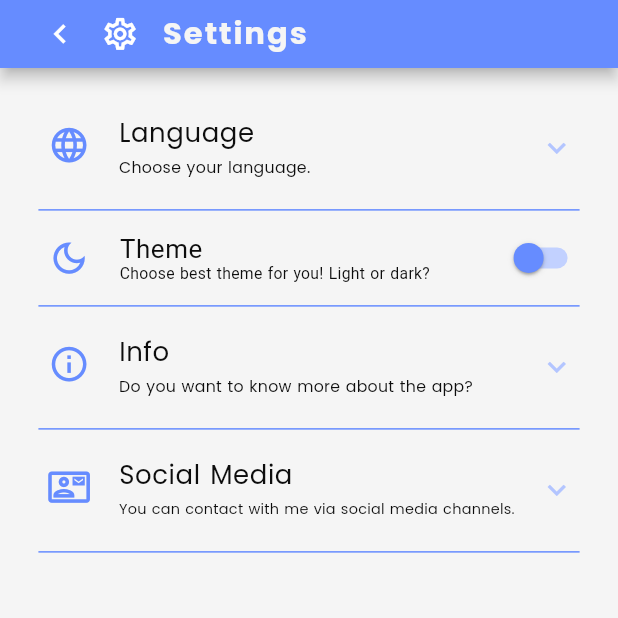
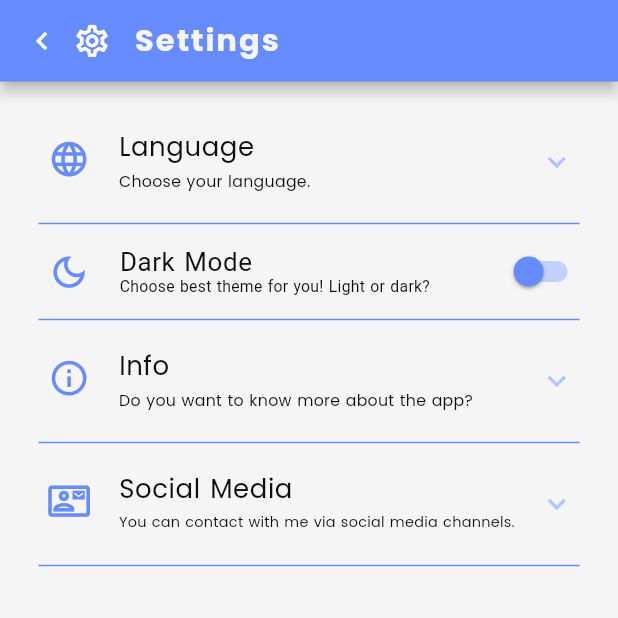
Before and after one commit to bahricanyesil/bitHolla-challenge, a Flutter app: the screen it shows after launch, after a tap on the "settings" icon, on a phone screen of 412 x 824 dp, the top half of it. Run offline on Flutter 3.47's test engine with Material 2 defaults, Android fonts, the phone set to English and light mode, and no system bars; our stand-ins replace google_fonts, hive_flutter, url_launcher_web; accounts and stored records are empty; network calls fail; project files that could hold a hidden picture were left out.

Commit message:
Small word and padding fixes

```diff
--- a/assets/lang/en.json
+++ b/assets/lang/en.json
@@ -23,7 +23,7 @@
   "last_trade_description": "You can also look at the last trade value and spread value before your decisions.",
   "language_description": "You can change the language of the app according to your native language. We only have Türkçe and English options for now but more will be added!",
   "theme_description": "You can change the theme of the app according to your preferences. People are divided into two groups: those love the dark mode and whose who don't.",
-  "dark_mode": "dark mode",
+  "dark_mode": "Dark Mode",
   "social_info": "Social Media",
   "social_info_subtitle": "You can contact with me via social media channels.",
   "email": "Email",
--- a/assets/lang/tr.json
+++ b/assets/lang/tr.json
@@ -23,7 +23,7 @@
   "last_trade_description": "Son kararı vermeden önce son alım-satım yapılan değere ve yayılım değerine de bakabilirsin.",
   "language_description": "Ana diline göre uygulama dili seçeneklerine bakabilirsin. Şu anda sadece Türkçe ve English seçeneklerimiz mevcut ancak yakında daha fazlası gelecek.",
   "theme_description": "Uygulama temasını kendi zevkine göre değiştirebilirsin. İnsanlar ikiye ayrılı: gece moduna aşık olanlar ve olmayanlar.",
-  "dark_mode": "gece moduna",
+  "dark_mode": "Gece Modu",
   "social_info": "Sosyal Medya",
   "social_info_subtitle": "Sosyal medya hesaplarım aracılığıyla iletişime geçebilirsiniz.",
   "email": "Email",
--- a/lib/core/base/view/base_view.dart
+++ b/lib/core/base/view/base_view.dart
@@ -76,5 +76,5 @@ class _BaseViewState<T extends BaseViewModel> extends State<BaseView<T>> {
       : widget.bodyBuilder(context);
 
   DefaultAppBar? get _appBar =>
-      widget.appBar?.copyWithSize(context.height * 5.5);
+      widget.appBar?.copyWithSize(context.height * 6.6);
 }
--- a/lib/core/widgets/app-bar/default_app_bar.dart
+++ b/lib/core/widgets/app-bar/default_app_bar.dart
@@ -69,8 +69,10 @@ class DefaultAppBar extends AppBar implements PreferredSizeWidget {
       );
 
   static IconButton get _backButton => IconButton(
-        icon: const SizedBaseIcon(Icons.chevron_left_outlined),
+        icon: const BaseIcon(Icons.chevron_left_outlined, sizeFactor: 20, padding: EdgeInsets.zero),
         splashRadius: 20,
+        padding: EdgeInsets.only(right: _horizontalPadding / 3),
+    constraints: BoxConstraints(),
         onPressed: () => NavigationManager.instance.popRoute(),
       );
 
--- a/lib/core/widgets/buttons/elevated_text_button.dart
+++ b/lib/core/widgets/buttons/elevated_text_button.dart
@@ -1,4 +1,4 @@
-import 'package:bitholla_challenge/core/helpers/material_state_helper.dart';
+import '../../helpers/material_state_helper.dart';
 import 'package:flutter/material.dart';
 
 import '../../extensions/context/responsiveness_extensions.dart';
--- a/lib/features/settings/constants/settings_texts.dart
+++ b/lib/features/settings/constants/settings_texts.dart
@@ -33,7 +33,7 @@ mixin SettingsTexts {
         scheme: 'mailto',
         path: 'bahricanyesil@gmail.com',
         query: _encodeQueryParameters(<String, String>{
-          'subject': 'From BitHolla Challenge App',
+          'subject': 'BitHolla Challenge App',
         }),
       );
 
--- a/lib/features/settings/view/settings_screen.dart
+++ b/lib/features/settings/view/settings_screen.dart
@@ -1,5 +1,5 @@
-import 'package:bitholla_challenge/core/constants/enums/settings-enums/language_options.dart';
-import 'package:bitholla_challenge/core/widgets/text/colored-text/bullet_colored_text.dart';
+import '../../../core/constants/enums/settings-enums/language_options.dart';
+import '../../../core/widgets/text/colored-text/bullet_colored_text.dart';
 import 'package:flutter/foundation.dart';
 import 'package:flutter/material.dart';
 import 'package:url_launcher/url_launcher.dart';
--- a/lib/product/constants/enums/settings_enums.dart
+++ b/lib/product/constants/enums/settings_enums.dart
@@ -23,7 +23,7 @@ extension StringSettingsValues on SettingsOptions {
       case SettingsOptions.language:
         return 'language';
       case SettingsOptions.theme:
-        return 'theme';
+        return 'dark_mode';
       case SettingsOptions.info:
         return 'info';
       case SettingsOptions.socialInfo:
```
Also changed, not shown: pubspec.yaml (line endings or trailing spaces), 2 other files.
